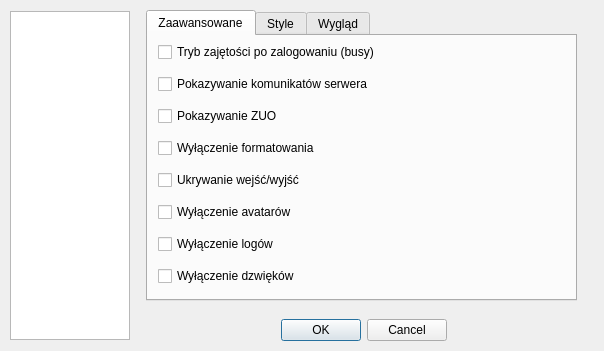
Old version of the form ui/options.ui in the repository gitter-badger/simplechatclient.
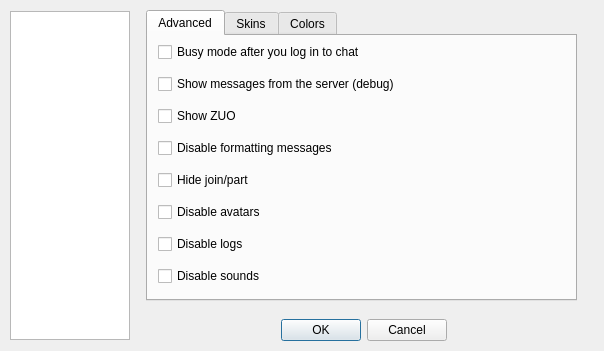
New version of the form. The open tabs and pages were chosen to show the change. Icons and pictures are not drawn.

Commit message: translate options

Patch:
```diff
--- a/ui/options.ui
+++ b/ui/options.ui
@@ -243,7 +243,7 @@
           </property>
           <widget class="QWidget" name="tab_adv">
            <attribute name="title">
-            <string>Zaawansowane</string>
+            <string>Advanced</string>
            </attribute>
            <widget class="QWidget" name="verticalLayoutWidget_8">
             <property name="geometry">
@@ -258,56 +258,56 @@
              <item>
               <widget class="QCheckBox" name="checkBox_auto_busy">
                <property name="text">
-                <string>Tryb zajętości po zalogowaniu (busy)</string>
+                <string>Busy mode after you log in to chat</string>
                </property>
               </widget>
              </item>
              <item>
               <widget class="QCheckBox" name="checkBox_debug">
                <property name="text">
-                <string>Pokazywanie komunikatów serwera</string>
+                <string>Show messages from the server (debug)</string>
                </property>
               </widget>
              </item>
              <item>
               <widget class="QCheckBox" name="checkBox_show_zuo">
                <property name="text">
-                <string>Pokazywanie ZUO</string>
+                <string>Show ZUO</string>
                </property>
               </widget>
              </item>
              <item>
               <widget class="QCheckBox" name="checkBox_hide_formating">
                <property name="text">
-                <string>Wyłączenie formatowania</string>
+                <string>Disable formatting messages</string>
                </property>
               </widget>
              </item>
              <item>
               <widget class="QCheckBox" name="checkBox_hide_join_part">
                <property name="text">
-                <string>Ukrywanie wejść/wyjść</string>
+                <string>Hide join/part</string>
                </property>
               </widget>
              </item>
              <item>
               <widget class="QCheckBox" name="checkBox_disable_avatars">
                <property name="text">
-                <string>Wyłączenie avatarów</string>
+                <string>Disable avatars</string>
                </property>
               </widget>
              </item>
              <item>
               <widget class="QCheckBox" name="checkBox_disable_logs">
                <property name="text">
-                <string>Wyłączenie logów</string>
+                <string>Disable logs</string>
                </property>
               </widget>
              </item>
              <item>
               <widget class="QCheckBox" name="checkBox_disable_sounds">
                <property name="text">
-                <string>Wyłączenie dzwięków</string>
+                <string>Disable sounds</string>
                </property>
               </widget>
              </item>
@@ -316,7 +316,7 @@
           </widget>
           <widget class="QWidget" name="tab_style">
            <attribute name="title">
-            <string>Style</string>
+            <string>Skins</string>
            </attribute>
            <widget class="QWidget" name="verticalLayoutWidget_10">
             <property name="geometry">
@@ -347,7 +347,7 @@
           </widget>
           <widget class="QWidget" name="tab_appearance">
            <attribute name="title">
-            <string>Wygląd</string>
+            <string>Colors</string>
            </attribute>
            <widget class="QWidget" name="verticalLayoutWidget_11">
             <property name="geometry">
```
Left out of the diff: 22 changed lines with no effect on the pictures. The commit also changes 3 other files.
